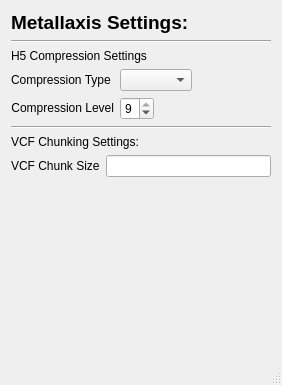
Qt form MetallaxisSettings.ui (seanlaidlaw/Metallaxis) before a commit.
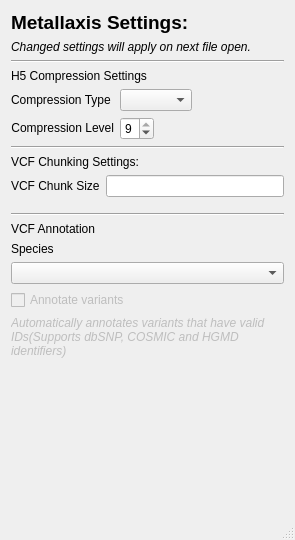
The same form after that commit.

Commit message:
add automatic annotation feature
-remove Annotation tab from Gui.ui
-add Annotate checkbox to Settings.ui that when turned on and another VCF is loaded, will do an API call to VEP to annotate the variants with accepted IDs

Diff of the .ui file:
```diff
--- a/MetallaxisSettings.ui
+++ b/MetallaxisSettings.ui
@@ -6,8 +6,8 @@
    <rect>
     <x>0</x>
     <y>0</y>
-    <width>282</width>
-    <height>385</height>
+    <width>295</width>
+    <height>540</height>
    </rect>
   </property>
   <property name="windowTitle">
@@ -27,6 +27,19 @@
      </property>
     </widget>
    </item>
+   <item>
+    <widget class="QLabel" name="label_6">
+     <property name="text">
+      <string>&lt;html&gt;&lt;head/&gt;&lt;body&gt;&lt;p align=&quot;justify&quot;&gt;&lt;span style=&quot; font-style:italic;&quot;&gt;Changed settings will apply on next file open.&lt;/span&gt;&lt;/p&gt;&lt;/body&gt;&lt;/html&gt;</string>
+     </property>
+     <property name="scaledContents">
+      <bool>false</bool>
+     </property>
+     <property name="wordWrap">
+      <bool>true</bool>
+     </property>
+    </widget>
+   </item>
    <item>
     <widget class="Line" name="line">
      <property name="orientation">
@@ -93,7 +106,7 @@
    <item>
     <layout class="QFormLayout" name="formLayout_2">
      <property name="bottomMargin">
-      <number>50</number>
+      <number>10</number>
      </property>
      <item row="0" column="1">
       <widget class="QLineEdit" name="vcf_chunk_size"/>
@@ -107,6 +120,81 @@
      </item>
     </layout>
    </item>
+   <item>
+    <widget class="Line" name="line_3">
+     <property name="orientation">
+      <enum>Qt::Horizontal</enum>
+     </property>
+    </widget>
+   </item>
+   <item>
+    <widget class="QLabel" name="label_5">
+     <property name="text">
+      <string>VCF Annotation</string>
+     </property>
+    </widget>
+   </item>
+   <item>
+    <layout class="QVBoxLayout" name="verticalLayout_2">
+     <property name="bottomMargin">
+      <number>0</number>
+     </property>
+     <item>
+      <widget class="QLabel" name="label_7">
+       <property name="text">
+        <string>Species</string>
+       </property>
+      </widget>
+     </item>
+     <item>
+      <widget class="QComboBox" name="annotate_species_comboBox"/>
+     </item>
+     <item>
+      <widget class="QCheckBox" name="annotation_checkbox">
+       <property name="enabled">
+        <bool>false</bool>
+       </property>
+       <property name="sizePolicy">
+        <sizepolicy hsizetype="MinimumExpanding" vsizetype="Fixed">
+         <horstretch>0</horstretch>
+         <verstretch>0</verstretch>
+        </sizepolicy>
+       </property>
+       <property name="text">
+        <string>Annotate variants</string>
+       </property>
+       <property name="iconSize">
+        <size>
+         <width>20</width>
+         <height>20</height>
+        </size>
+       </property>
+       <property name="checked">
+        <bool>false</bool>
+       </property>
+       <property name="autoExclusive">
+        <bool>true</bool>
+       </property>
+       <property name="tristate">
+        <bool>false</bool>
+       </property>
+      </widget>
+     </item>
+     <item>
+      <widget class="QLabel" name="annotate_vcf_label">
+       <property name="enabled">
+        <bool>false</bool>
+       </property>
+       <property name="text">
+        <string>&lt;html&gt;&lt;head/&gt;&lt;body&gt;&lt;p&gt;&lt;span style=&quot; font-style:italic;&quot;&gt;Automatically annotates variants that have valid IDs(Supports dbSNP, COSMIC and HGMD identifiers)&lt;/span&gt;&lt;/p&gt;&lt;/body&gt;&lt;/html&gt;</string>
+       </property>
+       <property name="wordWrap">
+        <bool>true</bool>
+       </property>
+      </widget>
+     </item>
+    </layout>
+   </item>
    <item>
     <spacer name="verticalSpacer">
      <property name="orientation">
```
The commit also changes 2 other files.
